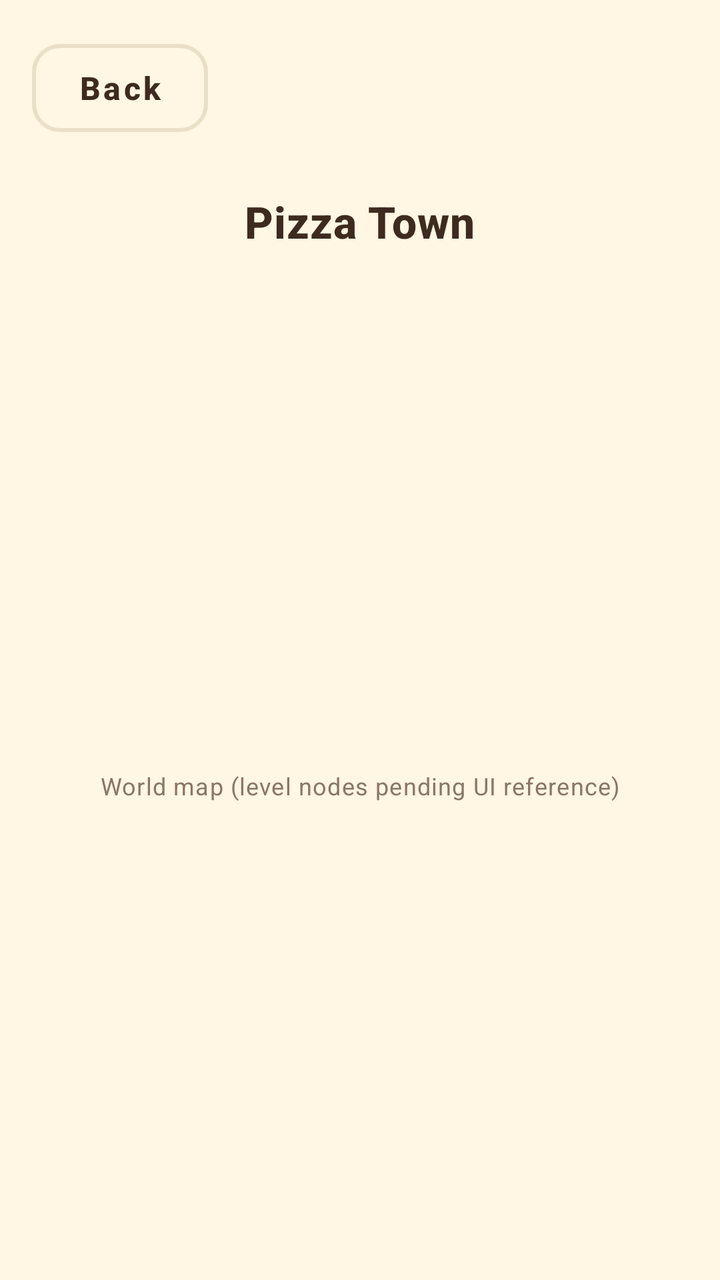
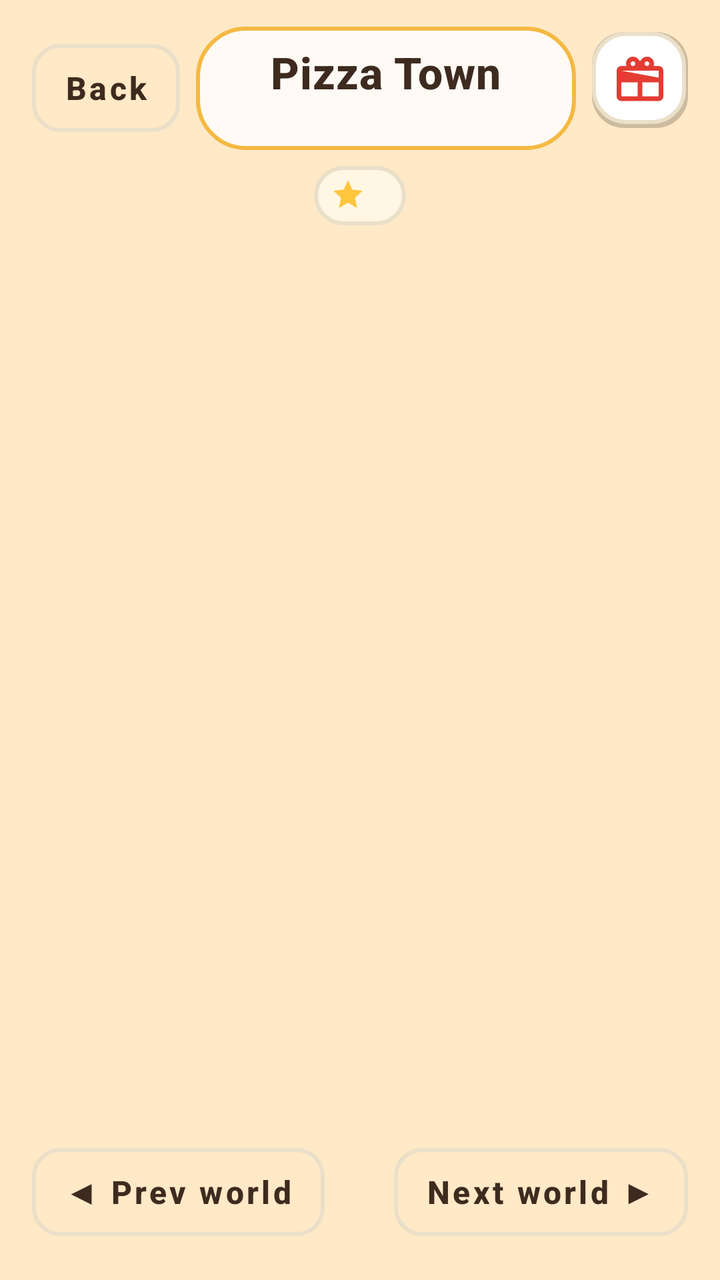

Compare the two renders of this Android layout. The source of the first and the diff that turns it into the second are given below.
<!-- AndroidManifest.xml: activity theme Theme.PizzaCrash -->
<!-- res/layout/activity_world_map.xml -->
<?xml version="1.0" encoding="utf-8"?>
<androidx.constraintlayout.widget.ConstraintLayout
    xmlns:android="http://schemas.android.com/apk/res/android"
    xmlns:app="http://schemas.android.com/apk/res-auto"
    android:layout_width="match_parent"
    android:layout_height="match_parent"
    android:background="@color/cream"
    android:fitsSystemWindows="true">

    <com.google.android.material.button.MaterialButton
        android:id="@+id/button_back"
        style="@style/Widget.PizzaCrash.Button.Outlined"
        android:layout_width="wrap_content"
        android:layout_height="wrap_content"
        android:layout_margin="@dimen/space_m"
        android:text="@string/action_back"
        app:layout_constraintTop_toTopOf="parent"
        app:layout_constraintStart_toStartOf="parent" />

    <TextView
        android:id="@+id/text_world_title"
        android:layout_width="wrap_content"
        android:layout_height="wrap_content"
        android:textAppearance="@style/TextAppearance.PizzaCrash.Title"
        android:layout_marginTop="@dimen/space_l"
        app:layout_constraintTop_toBottomOf="@+id/button_back"
        app:layout_constraintStart_toStartOf="parent"
        app:layout_constraintEnd_toEndOf="parent"
        android:text="@string/world_1" />

    <TextView
        android:id="@+id/text_world_subtitle"
        android:layout_width="wrap_content"
        android:layout_height="wrap_content"
        android:textAppearance="@style/TextAppearance.PizzaCrash.Caption"
        android:layout_marginTop="@dimen/space_xs"
        app:layout_constraintTop_toBottomOf="@+id/text_world_title"
        app:layout_constraintStart_toStartOf="parent"
        app:layout_constraintEnd_toEndOf="parent" />

    
    <TextView
        android:layout_width="wrap_content"
        android:layout_height="wrap_content"
        android:textAppearance="@style/TextAppearance.PizzaCrash.Caption"
        app:layout_constraintTop_toBottomOf="@+id/text_world_subtitle"
        app:layout_constraintBottom_toBottomOf="parent"
        app:layout_constraintStart_toStartOf="parent"
        app:layout_constraintEnd_toEndOf="parent"
        android:text="World map (level nodes pending UI reference)" />

</androidx.constraintlayout.widget.ConstraintLayout>
<!-- resources referenced by this layout -->
<resources>
  <color name="cream">#FFF6E3</color>
  <dimen name="space_l">24dp</dimen>
  <dimen name="space_m">16dp</dimen>
  <dimen name="space_xs">4dp</dimen>
  <string name="action_back">Back</string>
  <string name="world_1">Pizza Town</string>
  <dimen name="text_caption">12sp</dimen>
  <color name="text_secondary">#8A7666</color>
  <dimen name="text_title">22sp</dimen>
  <color name="text_primary">#3E2B1F</color>
  <dimen name="button_height">56dp</dimen>
  <dimen name="text_body">16sp</dimen>
  <color name="panel_stroke">#EADFC8</color>
  <dimen name="card_corner">14dp</dimen>
  <color name="pizza_red">#E43C33</color>
  <color name="pizza_red_dark">#B32A24</color>
  <color name="text_on_primary">#FFFFFF</color>
  <color name="crust_gold">#F5B942</color>
  <color name="crust_gold_dark">#C98A2B</color>
  <!-- unchanged entries left out for length: 4 -->
</resources>

<!-- the commit's change to res/layout/activity_world_map.xml (unified diff, before → after) -->
@@ -4,49 +4,140 @@
     xmlns:app="http://schemas.android.com/apk/res-auto"
     android:layout_width="match_parent"
     android:layout_height="match_parent"
-    android:background="@color/cream"
+    android:background="@color/board_bg"
     android:fitsSystemWindows="true">
 
+    
     <com.google.android.material.button.MaterialButton
         android:id="@+id/button_back"
         style="@style/Widget.PizzaCrash.Button.Outlined"
         android:layout_width="wrap_content"
         android:layout_height="wrap_content"
         android:layout_margin="@dimen/space_m"
+        android:minWidth="0dp"
+        android:paddingStart="@dimen/space_m"
+        android:paddingEnd="@dimen/space_m"
         android:text="@string/action_back"
         app:layout_constraintTop_toTopOf="parent"
         app:layout_constraintStart_toStartOf="parent" />
 
-    <TextView
-        android:id="@+id/text_world_title"
-        android:layout_width="wrap_content"
+    <LinearLayout
+        android:id="@+id/banner_world"
+        android:layout_width="0dp"
         android:layout_height="wrap_content"
-        android:textAppearance="@style/TextAppearance.PizzaCrash.Title"
-        android:layout_marginTop="@dimen/space_l"
-        app:layout_constraintTop_toBottomOf="@+id/button_back"
-        app:layout_constraintStart_toStartOf="parent"
-        app:layout_constraintEnd_toEndOf="parent"
-        android:text="@string/world_1" />
+        android:orientation="vertical"
+        android:gravity="center"
+        android:background="@drawable/bg_world_banner"
+        android:paddingTop="@dimen/space_s"
+        android:paddingBottom="@dimen/space_s"
+        android:paddingStart="@dimen/space_m"
+        android:paddingEnd="@dimen/space_m"
+        android:layout_marginStart="@dimen/space_s"
+        android:layout_marginEnd="@dimen/space_s"
+        app:layout_constraintTop_toTopOf="@+id/button_back"
+        app:layout_constraintBottom_toBottomOf="@+id/button_back"
+        app:layout_constraintStart_toEndOf="@+id/button_back"
+        app:layout_constraintEnd_toStartOf="@+id/button_gift">
 
-    <TextView
-        android:id="@+id/text_world_subtitle"
-        android:layout_width="wrap_content"
-        android:layout_height="wrap_content"
-        android:textAppearance="@style/TextAppearance.PizzaCrash.Caption"
-        android:layout_marginTop="@dimen/space_xs"
-        app:layout_constraintTop_toBottomOf="@+id/text_world_title"
-        app:layout_constraintStart_toStartOf="parent"
+        <TextView
+            android:id="@+id/text_world_title"
+            android:layout_width="wrap_content"
+            android:layout_height="wrap_content"
+            android:textAppearance="@style/TextAppearance.PizzaCrash.Title"
+            android:text="@string/world_1" />
+
+        <TextView
+            android:id="@+id/text_world_subtitle"
+            android:layout_width="wrap_content"
+            android:layout_height="wrap_content"
+            android:textAppearance="@style/TextAppearance.PizzaCrash.Caption" />
+    </LinearLayout>
+
+    <ImageButton
+        android:id="@+id/button_gift"
+        android:layout_width="@dimen/icon_button_size"
+        android:layout_height="@dimen/icon_button_size"
+        android:layout_margin="@dimen/space_m"
+        android:background="@drawable/bg_round_button"
+        android:padding="@dimen/space_s"
+        android:src="@drawable/ic_gift"
+        android:contentDescription="@string/action_daily_reward"
+        app:layout_constraintTop_toTopOf="parent"
         app:layout_constraintEnd_toEndOf="parent" />
 
     
-    <TextView
+    <LinearLayout
+        android:id="@+id/chip_stars"
         android:layout_width="wrap_content"
         android:layout_height="wrap_content"
-        android:textAppearance="@style/TextAppearance.PizzaCrash.Caption"
-        app:layout_constraintTop_toBottomOf="@+id/text_world_subtitle"
+        android:orientation="horizontal"
+        android:gravity="center_vertical"
+        android:background="@drawable/bg_chip"
+        android:paddingStart="@dimen/space_s"
+        android:paddingEnd="@dimen/space_m"
+        android:paddingTop="@dimen/space_xs"
+        android:paddingBottom="@dimen/space_xs"
+        android:layout_marginTop="@dimen/space_s"
+        app:layout_constraintTop_toBottomOf="@+id/banner_world"
+        app:layout_constraintStart_toStartOf="parent"
+        app:layout_constraintEnd_toEndOf="parent">
+
+        <ImageView
+            android:layout_width="18dp"
+            android:layout_height="18dp"
+            android:src="@drawable/ic_star_small"
+            android:contentDescription="@null" />
+
+        <TextView
+            android:id="@+id/text_star_progress"
+            android:layout_width="wrap_content"
+            android:layout_height="wrap_content"
+            android:layout_marginStart="@dimen/space_xs"
+            android:textStyle="bold"
+            android:textAppearance="@style/TextAppearance.PizzaCrash.Body" />
+    </LinearLayout>
+
+    
+    <ScrollView
+        android:id="@+id/map_scroll"
+        android:layout_width="match_parent"
+        android:layout_height="0dp"
+        android:layout_marginTop="@dimen/space_s"
+        android:clipToPadding="false"
+        android:paddingBottom="@dimen/space_xl"
+        app:layout_constraintTop_toBottomOf="@+id/chip_stars"
+        app:layout_constraintBottom_toTopOf="@+id/button_prev_world">
+
+        <LinearLayout
+            android:id="@+id/map_path"
+            android:layout_width="match_parent"
+            android:layout_height="wrap_content"
+            android:orientation="vertical"
+            android:paddingTop="@dimen/space_l"
+            android:paddingBottom="@dimen/space_l" />
+    </ScrollView>
+
+    
+    <com.google.android.material.button.MaterialButton
+        android:id="@+id/button_prev_world"
+        style="@style/Widget.PizzaCrash.Button.Outlined"
+        android:layout_width="wrap_content"
+        android:layout_height="wrap_content"
+        android:layout_margin="@dimen/space_m"
+        android:minWidth="0dp"
+        android:text="@string/action_prev_world"
         app:layout_constraintBottom_toBottomOf="parent"
-        app:layout_constraintStart_toStartOf="parent"
-        app:layout_constraintEnd_toEndOf="parent"
-        android:text="World map (level nodes pending UI reference)" />
+        app:layout_constraintStart_toStartOf="parent" />
+
+    <com.google.android.material.button.MaterialButton
+        android:id="@+id/button_next_world"
+        style="@style/Widget.PizzaCrash.Button.Outlined"
+        android:layout_width="wrap_content"
+        android:layout_height="wrap_content"
+        android:layout_margin="@dimen/space_m"
+        android:minWidth="0dp"
+        android:text="@string/action_next_world"
+        app:layout_constraintBottom_toBottomOf="parent"
+        app:layout_constraintEnd_toEndOf="parent" />
 
 </androidx.constraintlayout.widget.ConstraintLayout>
<!-- resource entries referenced after the edit -->
@@ -1,11 +1,68 @@
 <!-- resources referenced by this layout -->
 <resources>
+  <color name="board_bg">#FFE9C7</color>
+  <dimen name="icon_button_size">48dp</dimen>
   <color name="cream">#FFF6E3</color>
   <dimen name="space_l">24dp</dimen>
   <dimen name="space_m">16dp</dimen>
+  <dimen name="space_s">8dp</dimen>
+  <dimen name="space_xl">32dp</dimen>
   <dimen name="space_xs">4dp</dimen>
+  <!-- drawable bg_chip (drawable) -->
+  <?xml version="1.0" encoding="utf-8"?>
+  <shape xmlns:android="http://schemas.android.com/apk/res/android" android:shape="rectangle">
+      <solid android:color="@color/cream" />
+      <corners android:radius="999dp" />
+      <stroke android:width="2dp" android:color="@color/panel_stroke" />
+  </shape>
+  <!-- drawable bg_round_button (drawable) -->
+  <?xml version="1.0" encoding="utf-8"?>
+  <layer-list xmlns:android="http://schemas.android.com/apk/res/android">
+      <item>
+          <shape android:shape="rectangle">
+              <corners android:radius="16dp" />
+              <solid android:color="#33000000" />
+          </shape>
+      </item>
+      <item bottom="2dp" right="1dp">
+          <shape android:shape="rectangle">
+              <corners android:radius="16dp" />
+              <solid android:color="@color/panel_bg" />
+              <stroke android:width="2dp" android:color="@color/panel_stroke" />
+          </shape>
+      </item>
+  </layer-list>
+  <!-- drawable bg_world_banner (drawable) -->
+  <?xml version="1.0" encoding="utf-8"?>
+  <shape xmlns:android="http://schemas.android.com/apk/res/android" android:shape="rectangle">
+      <corners android:radius="24dp" />
+      <solid android:color="#CCFFFFFF" />
+      <stroke android:width="2dp" android:color="@color/crust_gold" />
+  </shape>
+  <!-- drawable ic_gift (drawable) -->
+  <?xml version="1.0" encoding="utf-8"?>
+  <vector xmlns:android="http://schemas.android.com/apk/res/android"
+      android:width="28dp" android:height="28dp"
+      android:viewportWidth="24" android:viewportHeight="24">
+      <path android:fillColor="@color/pizza_red"
+          android:pathData="M20,6h-2.18c0.11,-0.31 0.18,-0.65 0.18,-1 0,-1.66 -1.34,-3 -3,-3 -1.05,0 -1.96,0.54 -2.5,1.35l-0.5,0.65 -0.5,-0.65C10.96,2.54 10.05,2 9,2 7.34,2 6,3.34 6,5c0,0.35 0.07,0.69 0.18,1L4,6c-1.11,0 -1.99,0.89 -1.99,2L2,19c0,1.11 0.89,2 2,2h16c1.11,0 2,-0.89 2,-2L22,8c0,-1.11 -0.89,-2 -2,-2zM15,4c0.55,0 1,0.45 1,1s-0.45,1 -1,1 -1,-0.45 -1,-1 0.45,-1 1,-1zM9,4c0.55,0 1,0.45 1,1S9.55,6 9,6 8,5.55 8,5s0.45,-1 1,-1zM4,8h16v3L4,8L4,8zM4,19v-6h7v6L4,19zM20,19h-7v-6h7v6z" />
+  </vector>
+  <!-- drawable ic_star_small (drawable) -->
+  <vector xmlns:android="http://schemas.android.com/apk/res/android"
+      android:width="18dp" android:height="18dp"
+      android:viewportWidth="24" android:viewportHeight="24">
+      <path android:fillColor="#FFC53D"
+          android:pathData="M12,2l2.9,6.26 6.85,0.72 -5.1,4.68 1.37,6.76L12,16.9l-6.02,3.52 1.37,-6.76 -5.1,-4.68 6.85,-0.72z"/>
+  </vector>
   <string name="action_back">Back</string>
+  <string name="action_daily_reward">Daily reward</string>
+  <string name="action_next_world">Next world ▶</string>
+  <string name="action_prev_world">◀ Prev world</string>
   <string name="world_1">Pizza Town</string>
+  <style name="TextAppearance.PizzaCrash.Body" parent="TextAppearance.MaterialComponents.Body1">
+          <item name="android:textSize">@dimen/text_body</item>
+          <item name="android:textColor">@color/text_primary</item>
+      </style>
   <dimen name="text_caption">12sp</dimen>
   <color name="text_secondary">#8A7666</color>
   <dimen name="text_title">22sp</dimen>
@@ -13,6 +70,7 @@
   <dimen name="button_height">56dp</dimen>
   <dimen name="text_body">16sp</dimen>
   <color name="panel_stroke">#EADFC8</color>
+  <color name="panel_bg">#FFFFFF</color>
   <dimen name="card_corner">14dp</dimen>
   <color name="pizza_red">#E43C33</color>
   <color name="pizza_red_dark">#B32A24</color>
